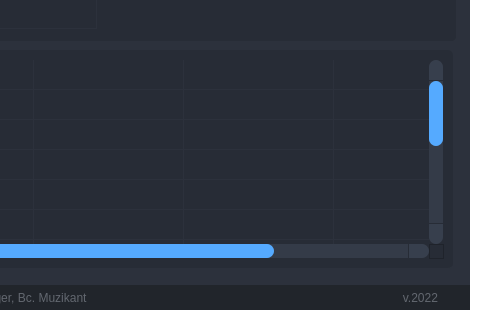
The window that gui/GUI_BASE.ui (Muzosh/PQ-crypto-test-app) describes before a commit, drawn with Qt 5; both pictures show x 520 to 1000 and y 400 to 720 of the 1000 by 720 pixel window.
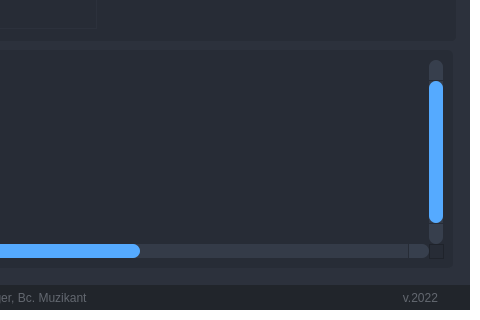
The same window after the commit. The open tabs and pages were chosen to show the change. Icons and pictures are not drawn.

Diff of the .ui file:
```diff
--- a/gui/GUI_BASE.ui
+++ b/gui/GUI_BASE.ui
@@ -4394,8 +4394,14 @@
                        <property name="sortingEnabled">
                         <bool>true</bool>
                        </property>
+                       <property name="wordWrap">
+                        <bool>false</bool>
+                       </property>
                        <property name="rowCount">
-                        <number>13</number>
+                        <number>0</number>
+                       </property>
+                       <property name="columnCount">
+                        <number>6</number>
                        </property>
                        <attribute name="horizontalHeaderVisible">
                         <bool>false</bool>
@@ -4404,13 +4410,13 @@
                         <bool>true</bool>
                        </attribute>
                        <attribute name="horizontalHeaderMinimumSectionSize">
-                        <number>20</number>
+                        <number>100</number>
                        </attribute>
                        <attribute name="horizontalHeaderDefaultSectionSize">
-                        <number>150</number>
+                        <number>190</number>
                        </attribute>
                        <attribute name="horizontalHeaderStretchLastSection">
-                        <bool>true</bool>
+                        <bool>false</bool>
                        </attribute>
                        <attribute name="verticalHeaderVisible">
                         <bool>false</bool>
@@ -4424,19 +4430,6 @@
                        <attribute name="verticalHeaderStretchLastSection">
                         <bool>false</bool>
                        </attribute>
-                       <row/>
-                       <row/>
-                       <row/>
-                       <row/>
-                       <row/>
-                       <row/>
-                       <row/>
-                       <row/>
-                       <row/>
-                       <row/>
-                       <row/>
-                       <row/>
-                       <row/>
                        <column>
                         <property name="text">
                          <string>DateTime</string>
```
Left out of the diff: 69 changed lines with no effect on the pictures.
